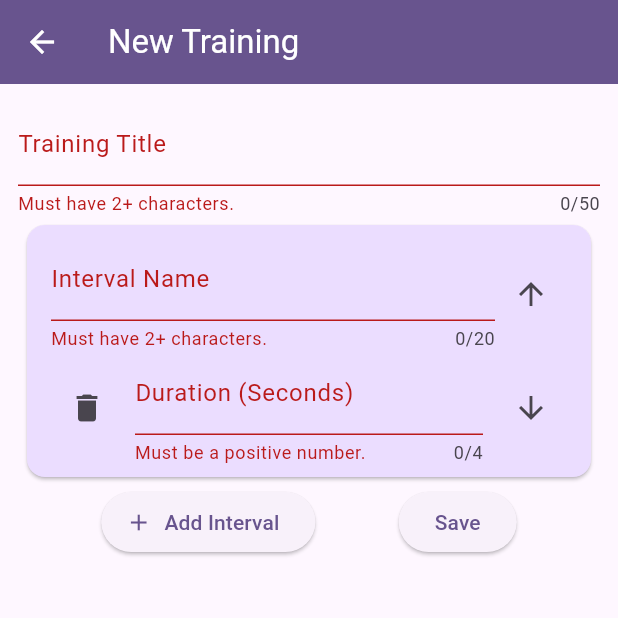
After one commit to lucasrfma/interval_training_timer, a Flutter app: the TrainingEditScreen screen opened directly, after a tap on "Add Interval", after a tap on "Save", on a phone screen of 412 x 824 dp, the top half of it. The commit adds this screen. Run offline on Flutter 3.47's test engine with Material 3 defaults, Android fonts, the light colour scheme and no system bars; missing offline and left inert: flutter_ringtone_player.

Commit message:
Creating edit training screen

```diff
--- a/lib/screens/home_screen.dart
+++ b/lib/screens/home_screen.dart
@@ -1,9 +1,10 @@
 import 'package:flutter/material.dart';
 import 'package:interval_training_timer/models/training.dart';
 import 'package:interval_training_timer/screens/home/training_card.dart';
+import 'package:interval_training_timer/screens/training_edit_screen.dart';
 import 'package:interval_training_timer/screens/training_screen.dart';
 
-class HomeScreen extends StatelessWidget {
+class HomeScreen extends StatefulWidget {
   final List<Training> trainingList;
 
   const HomeScreen(
@@ -11,11 +12,26 @@ class HomeScreen extends StatelessWidget {
     super.key,
   });
 
+  @override
+  State<HomeScreen> createState() => _HomeScreenState();
+}
+
+class _HomeScreenState extends State<HomeScreen> {
   void _trainingSelected(BuildContext context, Training training) {
     Navigator.push(
       context,
       MaterialPageRoute(builder: (context) => TrainingScreen(training)),
     );
+  }
+
+  Future<void> _addTraining() async {
+    Training? newTraining = await Navigator.push<Training>(context,
+        MaterialPageRoute(builder: (context) => const TrainingEditScreen()));
+    if (newTraining != null) {
+      setState(() {
+        widget.trainingList.add(newTraining);
+      });
+    }
   }
 
   @override
@@ -28,17 +44,18 @@ class HomeScreen extends StatelessWidget {
           Padding(
             padding: const EdgeInsets.only(right: 8.0),
             child: IconButton(
-              onPressed: () {},
+              onPressed: _addTraining,
               icon: const Icon(Icons.add),
             ),
           )
         ],
       ),
       body: ListView.builder(
-        itemBuilder: (context, index) => TrainingCard(trainingList[index], () {
-          _trainingSelected(context, trainingList[index]);
+        itemBuilder: (context, index) =>
+            TrainingCard(widget.trainingList[index], () {
+          _trainingSelected(context, widget.trainingList[index]);
         }),
-        itemCount: trainingList.length,
+        itemCount: widget.trainingList.length,
       ),
     );
   }
--- /dev/null
+++ b/lib/screens/training_edit_screen.dart
@@ -0,0 +1,174 @@
+import 'package:flutter/material.dart';
+import 'package:interval_training_timer/models/training.dart';
+
+class TrainingEditScreen extends StatefulWidget {
+  final Training? training;
+
+  const TrainingEditScreen({super.key, this.training});
+
+  @override
+  State<StatefulWidget> createState() => _TrainingEditScreenState();
+}
+
+class _TrainingEditScreenState extends State<TrainingEditScreen> {
+  final _formKey = GlobalKey<FormState>();
+  String _enteredTitle = '';
+  final List<(String, String)> _enteredIntervals = List.empty(growable: true);
+
+  String? _validateTitle(String? value) {
+    String name = (value ?? '').trim();
+    if (name.length < 2) {
+      return "Must have 2+ characters.";
+    }
+    if (name.length > 50) {
+      return "Must be at most 50 characters.";
+    }
+    return null;
+  }
+
+  String? _validateIntervalName(String? value) {
+    String name = (value ?? '').trim();
+    if (name.length < 2) {
+      return "Must have 2+ characters.";
+    }
+    if (name.length > 20) {
+      return "Must be at most 20 characters.";
+    }
+    return null;
+  }
+
+  String? _validateIntervalDuration(String? value) {
+    String trimmedValue = (value ?? '').trim();
+    int? seconds = int.tryParse(trimmedValue);
+    if (seconds == null || seconds <= 0) {
+      return "Must be a positive number.";
+    }
+    return null;
+  }
+
+  void _addInterval() {
+    setState(() {
+      _enteredIntervals.add(("", ""));
+    });
+  }
+
+  void _save() {
+    if (_formKey.currentState!.validate()) {}
+  }
+
+  @override
+  Widget build(BuildContext context) {
+    return Scaffold(
+      appBar: AppBar(
+        title: Text(widget.training == null
+            ? "New Training"
+            : "Edit ${widget.training!.name}"),
+      ),
+      body: Padding(
+        padding: const EdgeInsets.all(12),
+        child: Form(
+          key: _formKey,
+          child: Column(
+            children: [
+              TextFormField(
+                maxLength: 50,
+                decoration: const InputDecoration(
+                  label: Text("Training Title"),
+                ),
+                validator: _validateTitle,
+                onSaved: (newValue) {
+                  _enteredTitle = newValue!;
+                },
+              ),
+              Flexible(
+                child: ListView.builder(
+                  shrinkWrap: true,
+                  itemCount: _enteredIntervals.length,
+                  itemBuilder: (context, i) => Expanded(
+                    child: Card(
+                      child: Padding(
+                        padding: const EdgeInsets.symmetric(
+                            vertical: 8.0, horizontal: 16.0),
+                        child: Column(
+                          children: [
+                            Row(
+                              children: [
+                                Expanded(
+                                  flex: 2,
+                                  child: TextFormField(
+                                    maxLength: 20,
+                                    decoration: const InputDecoration(
+                                        label: Text("Interval Name")),
+                                    validator: _validateIntervalName,
+                                    initialValue: _enteredIntervals[i].$1,
+                                    onChanged: (newValue) {
+                                      _enteredIntervals[i] =
+                                          (newValue, _enteredIntervals[i].$2);
+                                    },
+                                  ),
+                                ),
+                                IconButton(
+                                  onPressed: () {},
+                                  icon: const Icon(Icons.arrow_upward),
+                                ),
+                              ],
+                            ),
+                            Row(
+                              mainAxisAlignment: MainAxisAlignment.spaceEvenly,
+                              children: [
+                                IconButton(
+                                  onPressed: () {},
+                                  icon: const Icon(Icons.delete),
+                                ),
+                                const SizedBox(
+                                  width: 8.0,
+                                ),
+                                Expanded(
+                                  child: TextFormField(
+                                    keyboardType: TextInputType.number,
+                                    textAlign: TextAlign.center,
+                                    maxLength: 4,
+                                    decoration: const InputDecoration(
+                                        label: Text("Duration (Seconds)")),
+                                    validator: _validateIntervalDuration,
+                                    initialValue: _enteredIntervals[i].$2,
+                                    onChanged: (newValue) {
+                                      _enteredIntervals[i] =
+                                          (_enteredIntervals[i].$1, newValue);
+                                    },
+                                  ),
+                                ),
+                                const SizedBox(
+                                  width: 8.0,
+                                ),
+                                IconButton(
+                                  onPressed: () {},
+                                  icon: const Icon(Icons.arrow_downward),
+                                ),
+                              ],
+                            )
+                          ],
+                        ),
+                      ),
+                    ),
+                  ),
+                ),
+              ),
+              Row(
+                mainAxisAlignment: MainAxisAlignment.spaceEvenly,
+                children: [
+                  ElevatedButton.icon(
+                    onPressed: _addInterval,
+                    icon: const Icon(Icons.add),
+                    label: const Text("Add Interval"),
+                  ),
+                  ElevatedButton(onPressed: _save, child: const Text("Save")),
+                ],
+              )
+            ],
+          ),
+        ),
+      ),
+    );
+  }
+}
```
